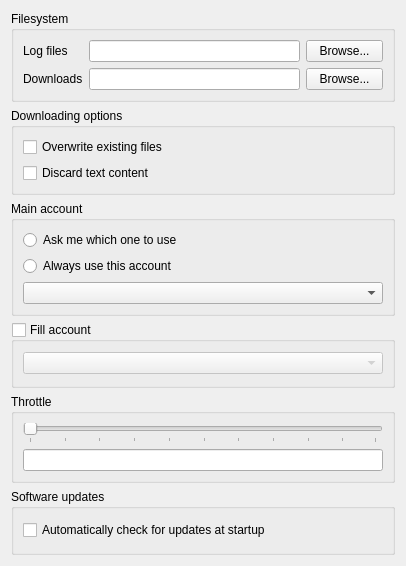
Old version of the form app/gui/coresettings.ui in the repository ensisoft/newsflash-plus.
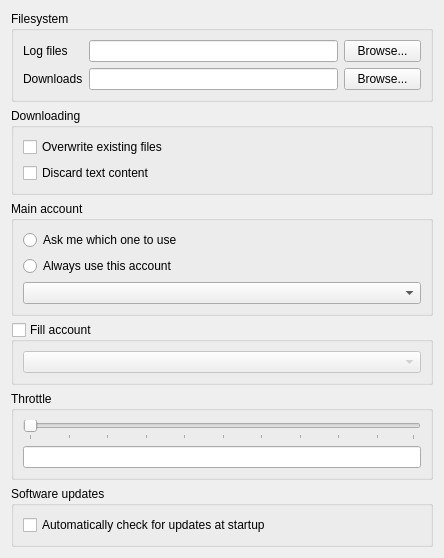
New version of the form.

What changed in the file:
```diff
--- a/app/gui/coresettings.ui
+++ b/app/gui/coresettings.ui
@@ -6,8 +6,8 @@
    <rect>
     <x>0</x>
     <y>0</y>
-    <width>406</width>
-    <height>566</height>
+    <width>444</width>
+    <height>536</height>
    </rect>
   </property>
   <property name="windowTitle">
@@ -96,7 +96,7 @@
    <item>
     <widget class="QGroupBox" name="groupBox_8">
      <property name="title">
-      <string>Downloading options</string>
+      <string>Downloading</string>
      </property>
      <layout class="QGridLayout" name="gridLayout_4">
       <item row="0" column="0">
```
